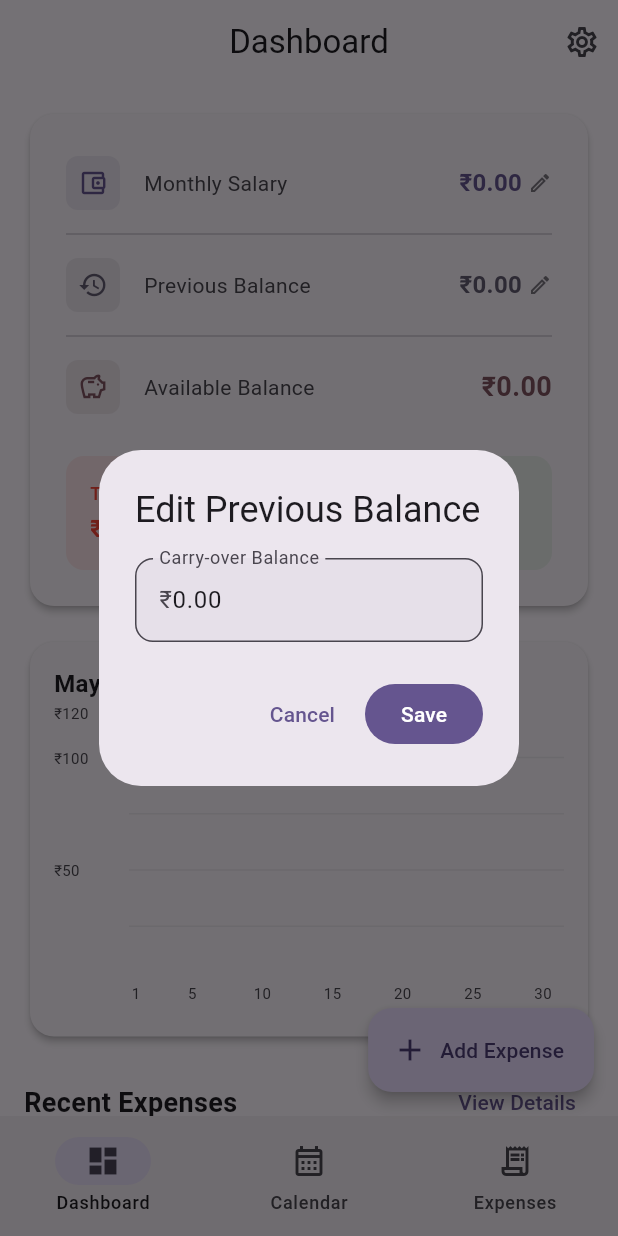
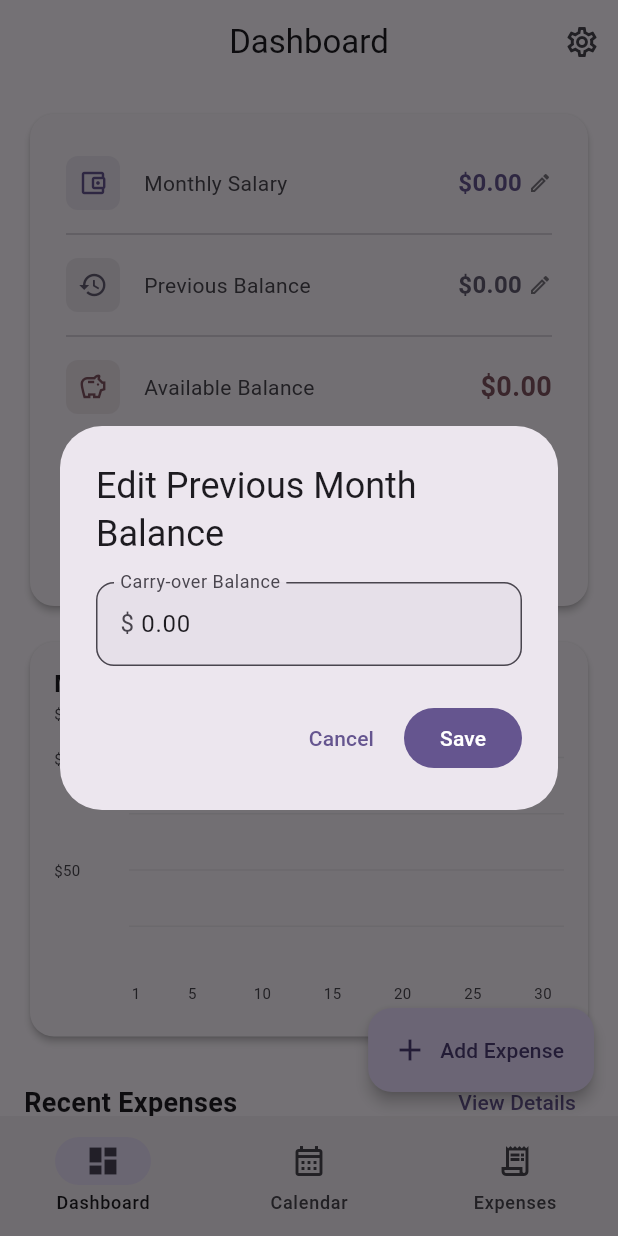
Before and after one commit to Shine2320/Expense-Tracker, a Flutter app: the screen it shows after launch, after a tap on "Previous Balance", on a phone screen of 412 x 824 dp. Run offline on Flutter 3.47's test engine with Material 3 defaults, Android fonts, the phone set to English and light mode, and no system bars; drawn by our look-alikes of fl_chart; our stand-ins replace flutter_riverpod, hive, hive_flutter, shared_preferences, table_calendar; accounts and stored records are empty.

Commit message:
inintial commit

```diff
--- a/lib/core/utils/currency_formatter.dart
+++ b/lib/core/utils/currency_formatter.dart
@@ -1,8 +1,9 @@
 import 'package:intl/intl.dart';
+import '../../data/models/currency_config.dart';
 
 class CurrencyFormatter {
-  static String format(double amount) {
-    return NumberFormat.currency(symbol: '₹', decimalDigits: 2, locale: 'en_IN').format(amount);
+  static String format(double amount, CurrencyConfig currency) {
+    return NumberFormat.currency(symbol: currency.symbol, decimalDigits: 2, locale: currency.locale).format(amount);
   }
 
   static String formatWithoutSymbol(double amount) {
--- /dev/null
+++ b/lib/data/models/currency_config.dart
@@ -0,0 +1,55 @@
+import 'package:flutter/material.dart';
+
+class CurrencyConfig {
+  final String name;
+  final String symbol;
+  final String code;
+  final String locale;
+  final IconData icon;
+
+  const CurrencyConfig({
+    required this.name,
+    required this.symbol,
+    required this.code,
+    required this.locale,
+    required this.icon,
+  });
+
+  static const List<CurrencyConfig> supported = [
+    CurrencyConfig(name: 'US Dollar', symbol: '\$', code: 'USD', locale: 'en_US', icon: Icons.attach_money),
+    CurrencyConfig(name: 'Indian Rupee', symbol: '₹', code: 'INR', locale: 'en_IN', icon: Icons.currency_rupee),
+    CurrencyConfig(name: 'Euro', symbol: '€', code: 'EUR', locale: 'de_DE', icon: Icons.euro),
+    CurrencyConfig(name: 'British Pound', symbol: '£', code: 'GBP', locale: 'en_GB', icon: Icons.currency_pound),
+    CurrencyConfig(name: 'Japanese Yen', symbol: '¥', code: 'JPY', locale: 'ja_JP', icon: Icons.currency_yen),
+    CurrencyConfig(name: 'Canadian Dollar', symbol: 'CA\$', code: 'CAD', locale: 'en_CA', icon: Icons.attach_money),
+    CurrencyConfig(name: 'Australian Dollar', symbol: 'AU\$', code: 'AUD', locale: 'en_AU', icon: Icons.attach_money),
+    CurrencyConfig(name: 'Swiss Franc', symbol: 'CHF', code: 'CHF', locale: 'de_CH', icon: Icons.attach_money),
+    CurrencyConfig(name: 'Chinese Yuan', symbol: '¥', code: 'CNY', locale: 'zh_CN', icon: Icons.currency_yuan),
+    CurrencyConfig(name: 'South Korean Won', symbol: '₩', code: 'KRW', locale: 'ko_KR', icon: Icons.attach_money),
+    CurrencyConfig(name: 'Swedish Krona', symbol: 'kr', code: 'SEK', locale: 'sv_SE', icon: Icons.attach_money),
+    CurrencyConfig(name: 'Norwegian Krone', symbol: 'kr', code: 'NOK', locale: 'nb_NO', icon: Icons.attach_money),
+    CurrencyConfig(name: 'Danish Krone', symbol: 'kr', code: 'DKK', locale: 'da_DK', icon: Icons.attach_money),
+    CurrencyConfig(name: 'New Zealand Dollar', symbol: 'NZ\$', code: 'NZD', locale: 'en_NZ', icon: Icons.attach_money),
+    CurrencyConfig(name: 'Mexican Peso', symbol: 'MX\$', code: 'MXN', locale: 'es_MX', icon: Icons.attach_money),
+    CurrencyConfig(name: 'Singapore Dollar', symbol: 'S\$', code: 'SGD', locale: 'en_SG', icon: Icons.attach_money),
+    CurrencyConfig(name: 'Hong Kong Dollar', symbol: 'HK\$', code: 'HKD', locale: 'en_HK', icon: Icons.attach_money),
+    CurrencyConfig(name: 'Malaysian Ringgit', symbol: 'RM', code: 'MYR', locale: 'ms_MY', icon: Icons.attach_money),
+    CurrencyConfig(name: 'Thai Baht', symbol: '฿', code: 'THB', locale: 'th_TH', icon: Icons.attach_money),
+    CurrencyConfig(name: 'Philippine Peso', symbol: '₱', code: 'PHP', locale: 'en_PH', icon: Icons.attach_money),
+    CurrencyConfig(name: 'South African Rand', symbol: 'R', code: 'ZAR', locale: 'en_ZA', icon: Icons.attach_money),
+    CurrencyConfig(name: 'Brazilian Real', symbol: 'R\$', code: 'BRL', locale: 'pt_BR', icon: Icons.attach_money),
+    CurrencyConfig(name: 'Taiwan Dollar', symbol: 'NT\$', code: 'TWD', locale: 'zh_TW', icon: Icons.attach_money),
+    CurrencyConfig(name: 'UAE Dirham', symbol: 'د.إ', code: 'AED', locale: 'ar_AE', icon: Icons.attach_money),
+    CurrencyConfig(name: 'Turkish Lira', symbol: '₺', code: 'TRY', locale: 'tr_TR', icon: Icons.attach_money),
+    CurrencyConfig(name: 'Russian Ruble', symbol: '₽', code: 'RUB', locale: 'ru_RU', icon: Icons.attach_money),
+    CurrencyConfig(name: 'Polish Zloty', symbol: 'zł', code: 'PLN', locale: 'pl_PL', icon: Icons.attach_money),
+    CurrencyConfig(name: 'Indonesian Rupiah', symbol: 'Rp', code: 'IDR', locale: 'id_ID', icon: Icons.attach_money),
+  ];
+
+  static CurrencyConfig fromCode(String code) {
+    return supported.firstWhere(
+      (c) => c.code == code,
+      orElse: () => supported[0],
+    );
+  }
+}
--- a/lib/main.dart
+++ b/lib/main.dart
@@ -1,5 +1,6 @@
 import 'package:flutter/material.dart';
 import 'package:flutter_riverpod/flutter_riverpod.dart';
+import 'package:shared_preferences/shared_preferences.dart';
 import 'data/datasources/hive_storage.dart';
 import 'app.dart';
 
@@ -7,6 +8,7 @@ void main() async {
   WidgetsFlutterBinding.ensureInitialized();
 
   await HiveStorage.init();
+  await SharedPreferences.getInstance();
 
   runApp(
     const ProviderScope(
--- /dev/null
+++ b/lib/presentation/providers/currency_provider.dart
@@ -0,0 +1,27 @@
+import 'package:flutter_riverpod/flutter_riverpod.dart';
+import 'package:shared_preferences/shared_preferences.dart';
+import '../../data/models/currency_config.dart';
+
+final currencyProvider = StateNotifierProvider<CurrencyNotifier, CurrencyConfig>((ref) {
+  return CurrencyNotifier();
+});
+
+class CurrencyNotifier extends StateNotifier<CurrencyConfig> {
+  static const _key = 'selected_currency';
+
+  CurrencyNotifier() : super(CurrencyConfig.supported[0]) {
+    _load();
+  }
+
+  Future<void> _load() async {
+    final prefs = await SharedPreferences.getInstance();
+    final code = prefs.getString(_key) ?? 'USD';
+    state = CurrencyConfig.fromCode(code);
+  }
+
+  Future<void> setCurrency(String code) async {
+    final prefs = await SharedPreferences.getInstance();
+    await prefs.setString(_key, code);
+    state = CurrencyConfig.fromCode(code);
+  }
+}
--- a/lib/presentation/screens/calendar/calendar_screen.dart
+++ b/lib/presentation/screens/calendar/calendar_screen.dart
@@ -7,6 +7,8 @@ import '../../../core/utils/currency_formatter.dart';
 import '../../../core/utils/date_utils.dart' as utils;
 import '../../providers/calendar_provider.dart';
 import '../../providers/expense_provider.dart';
+import '../../providers/currency_provider.dart';
+import '../../../data/models/currency_config.dart';
 import 'widgets/day_expense_sheet.dart';
 
 class CalendarScreen extends ConsumerWidget {
@@ -16,6 +18,7 @@ class CalendarScreen extends ConsumerWidget {
   Widget build(BuildContext context, WidgetRef ref) {
     final focusedDay = ref.watch(calendarProvider);
     final expenseState = ref.watch(expensesProvider);
+    final currency = ref.watch(currencyProvider);
     final expensesForMonth = expenseState.expenses
         .where((e) =>
             e.date.year == focusedDay.year && e.date.month == focusedDay.month)
@@ -92,6 +95,7 @@ class CalendarScreen extends ConsumerWidget {
             child: _MonthSummary(
               month: focusedDay,
               daysWithExpenses: daysWithExpenses,
+              currency: currency,
             ),
           ),
         ],
@@ -115,10 +119,12 @@ class CalendarScreen extends ConsumerWidget {
 class _MonthSummary extends ConsumerWidget {
   final DateTime month;
   final Map<DateTime, List<dynamic>> daysWithExpenses;
+  final CurrencyConfig currency;
 
   const _MonthSummary({
     required this.month,
     required this.daysWithExpenses,
+    required this.currency,
   });
 
   @override
@@ -151,7 +157,7 @@ class _MonthSummary extends ConsumerWidget {
               Expanded(
                 child: _SummaryItem(
                   label: 'Total Expenses',
-                  value: CurrencyFormatter.format(totalMonthExpenses),
+                  value: CurrencyFormatter.format(totalMonthExpenses, currency),
                   color: Theme.of(context).colorScheme.error,
                 ),
               ),
--- a/lib/presentation/screens/dashboard/widgets/balance_card.dart
+++ b/lib/presentation/screens/dashboard/widgets/balance_card.dart
@@ -4,6 +4,8 @@ import '../../../../core/constants/app_colors.dart';
 import '../../../../core/constants/app_spacing.dart';
 import '../../../../core/utils/currency_formatter.dart';
 import '../../../providers/balance_provider.dart';
+import '../../../providers/currency_provider.dart';
+import '../../../widgets/common/income_dialogs.dart';
 
 class BalanceCard extends ConsumerWidget {
   final BalanceState balanceState;
@@ -14,6 +16,7 @@ class BalanceCard extends ConsumerWidget {
   Widget build(BuildContext context, WidgetRef ref) {
     final theme = Theme.of(context);
     final colorScheme = theme.colorScheme;
+    final currency = ref.watch(currencyProvider);
 
     return Card(
       child: Padding(
@@ -23,23 +26,23 @@ class BalanceCard extends ConsumerWidget {
           children: [
             _BalanceRow(
               label: 'Monthly Salary',
-              value: CurrencyFormatter.format(balanceState.currentMonth.salary),
+              value: CurrencyFormatter.format(balanceState.currentMonth.salary, currency),
               icon: Icons.account_balance_wallet_outlined,
               color: colorScheme.primary,
-              onTap: () => _editSalary(context, ref),
+              onTap: () => showEditSalaryDialog(context, ref),
             ),
             const Divider(height: 24),
             _BalanceRow(
               label: 'Previous Balance',
-              value: CurrencyFormatter.format(balanceState.currentMonth.carryOver),
+              value: CurrencyFormatter.format(balanceState.currentMonth.carryOver, currency),
               icon: Icons.history_outlined,
               color: colorScheme.secondary,
-              onTap: () => _editCarryOver(context, ref),
+              onTap: () => showEditCarryOverDialog(context, ref),
             ),
             const Divider(height: 24),
             _BalanceRow(
               label: 'Available Balance',
-              value: CurrencyFormatter.format(balanceState.availableBalance),
+              value: CurrencyFormatter.format(balanceState.availableBalance, currency),
               icon: Icons.savings_outlined,
               color: colorScheme.tertiary,
               isBold: true,
@@ -50,7 +53,7 @@ class BalanceCard extends ConsumerWidget {
                 Expanded(
                   child: _SummaryCard(
                     label: 'Total Expenses',
-                    value: CurrencyFormatter.format(balanceState.totalExpenses),
+                    value: CurrencyFormatter.format(balanceState.totalExpenses, currency),
                     color: const Color(AppColors.error),
                   ),
                 ),
@@ -58,7 +61,7 @@ class BalanceCard extends ConsumerWidget {
                 Expanded(
                   child: _SummaryCard(
                     label: 'Remaining',
-                    value: CurrencyFormatter.format(balanceState.remainingBalance),
+                    value: CurrencyFormatter.format(balanceState.remainingBalance, currency),
                     color: balanceState.remainingBalance >= 0
                         ? const Color(AppColors.success)
                         : const Color(AppColors.error),
@@ -72,79 +75,6 @@ class BalanceCard extends ConsumerWidget {
     );
   }
 
-  void _editSalary(BuildContext context, WidgetRef ref) {
-    final controller = TextEditingController(
-      text: balanceState.currentMonth.salary.toStringAsFixed(2),
-    );
-
-    showDialog(
-      context: context,
-      builder: (context) => AlertDialog(
-        title: const Text('Edit Monthly Salary'),
-        content: TextField(
-          controller: controller,
-          keyboardType: const TextInputType.numberWithOptions(decimal: true),
-          decoration: const InputDecoration(
-            labelText: 'Salary',
-            prefixText: '₹',
-          ),
-        ),
-        actions: [
-          TextButton(
-            onPressed: () => Navigator.pop(context),
-            child: const Text('Cancel'),
-          ),
-          FilledButton(
-            onPressed: () {
-              final salary = double.tryParse(controller.text);
-              if (salary != null) {
-                ref.read(balanceProvider.notifier).updateSalary(salary);
-              }
-              Navigator.pop(context);
-            },
-            child: const Text('Save'),
-          ),
-        ],
-      ),
-    );
-  }
-
-  void _editCarryOver(BuildContext context, WidgetRef ref) {
-    final controller = TextEditingController(
-      text: balanceState.currentMonth.carryOver.toStringAsFixed(2),
-    );
-
-    showDialog(
-      context: context,
-      builder: (context) => AlertDialog(
-        title: const Text('Edit Previous Balance'),
-        content: TextField(
-          controller: controller,
-          keyboardType: const TextInputType.numberWithOptions(decimal: true),
-          decoration: const InputDecoration(
-            labelText: 'Carry-over Balance',
-            prefixText: '₹',
-          ),
-        ),
-        actions: [
-          TextButton(
-            onPressed: () => Navigator.pop(context),
-            child: const Text('Cancel'),
-          ),
-          FilledButton(
-            onPressed: () {
-              final carryOver = double.tryParse(controller.text);
-              if (carryOver != null) {
-                ref.read(balanceProvider.notifier).updateCarryOver(carryOver);
-              }
-              Navigator.pop(context);
-            },
-            child: const Text('Save'),
-          ),
-        ],
-      ),
-    );
-  }
 }
 
 class _BalanceRow extends StatelessWidget {
--- a/lib/presentation/screens/dashboard/widgets/monthly_chart.dart
+++ b/lib/presentation/screens/dashboard/widgets/monthly_chart.dart
@@ -5,6 +5,7 @@ import '../../../../core/constants/app_spacing.dart';
 import '../../../../core/utils/currency_formatter.dart';
 import '../../../../core/utils/date_utils.dart' as utils;
 import '../../../providers/expense_provider.dart';
+import '../../../providers/currency_provider.dart';
 
 class MonthlyChart extends ConsumerWidget {
   final DateTime month;
@@ -14,6 +15,7 @@ class MonthlyChart extends ConsumerWidget {
   @override
   Widget build(BuildContext context, WidgetRef ref) {
     ref.watch(expensesProvider);
+    final currency = ref.watch(currencyProvider);
     final expenses = ref.read(expensesProvider.notifier).getExpensesByMonth(month);
     final groupedByDay = <int, double>{};
 
@@ -57,7 +59,7 @@ class MonthlyChart extends ConsumerWidget {
                         final day = group.x.toInt() + 1;
                         final amount = groupedByDay[day] ?? 0;
                         return BarTooltipItem(
-                          'Day $day\n${CurrencyFormatter.format(amount)}',
+                          'Day $day\n${CurrencyFormatter.format(amount, currency)}',
                           TextStyle(
                             color: colorScheme.onPrimary,
                             fontWeight: FontWeight.bold,
@@ -94,7 +96,7 @@ class MonthlyChart extends ConsumerWidget {
                         getTitlesWidget: (value, meta) {
                           if (value == 0) return const SizedBox.shrink();
                           return Text(
-                            '₹${value.toInt()}',
+                            '${currency.symbol}${value.toInt()}',
                             style: TextStyle(
                               fontSize: 10,
                               color: colorScheme.onSurfaceVariant,
--- a/lib/presentation/screens/dashboard/widgets/recent_expenses_list.dart
+++ b/lib/presentation/screens/dashboard/widgets/recent_expenses_list.dart
@@ -5,6 +5,7 @@ import '../../../../core/utils/currency_formatter.dart';
 import '../../../../core/utils/date_utils.dart' as utils;
 import '../../../providers/expense_provider.dart';
 import '../../../providers/category_provider.dart';
+import '../../../providers/currency_provider.dart';
 import '../../add_expense/add_expense_sheet.dart';
 
 class RecentExpensesList extends ConsumerWidget {
@@ -14,6 +15,7 @@ class RecentExpensesList extends ConsumerWidget {
   Widget build(BuildContext context, WidgetRef ref) {
     final expenseState = ref.watch(expensesProvider);
     final categories = ref.watch(categoryProvider).categories;
+    final currency = ref.watch(currencyProvider);
     final recentExpenses = expenseState.expenses.take(5).toList();
 
     if (recentExpenses.isEmpty) {
@@ -76,7 +78,7 @@ class RecentExpensesList extends ConsumerWidget {
                     utils.DateUtils.formatDisplayDate(expense.date),
                   ),
                   trailing: Text(
-                    CurrencyFormatter.format(expense.amount),
+                    CurrencyFormatter.format(expense.amount, currency),
                     style: TextStyle(
                       fontWeight: FontWeight.bold,
                       color: Theme.of(context).colorScheme.error,
--- a/lib/presentation/screens/expenses/expense_list_screen.dart
+++ b/lib/presentation/screens/expenses/expense_list_screen.dart
@@ -6,6 +6,7 @@ import '../../../core/utils/currency_formatter.dart';
 import '../../../core/utils/date_utils.dart' as utils;
 import '../../providers/expense_provider.dart';
 import '../../providers/category_provider.dart';
+import '../../providers/currency_provider.dart';
 import '../add_expense/add_expense_sheet.dart';
 import 'widgets/expense_item.dart';
 
@@ -16,6 +17,7 @@ class ExpenseListScreen extends ConsumerWidget {
   Widget build(BuildContext context, WidgetRef ref) {
     final expenseState = ref.watch(expensesProvider);
     final categories = ref.watch(categoryProvider).categories;
+    final currency = ref.watch(currencyProvider);
     final groupedExpenses = expenseState.groupedExpenses;
 
     return Scaffold(
@@ -71,7 +73,7 @@ class ExpenseListScreen extends ConsumerWidget {
                                 ),
                               ),
                               Text(
-                                'Total: ${CurrencyFormatter.format(dayTotal)}',
+                                'Total: ${CurrencyFormatter.format(dayTotal, currency)}',
                                 style: TextStyle(
                                   fontSize: 14,
                                   fontWeight: FontWeight.w600,
@@ -89,6 +91,7 @@ class ExpenseListScreen extends ConsumerWidget {
                           return ExpenseItem(
                             expense: expense,
                             category: category,
+                            currency: currency,
                             onEdit: () {
                               showModalBottomSheet(
                                 context: context,
--- a/lib/presentation/screens/expenses/widgets/expense_item.dart
+++ b/lib/presentation/screens/expenses/widgets/expense_item.dart
@@ -3,10 +3,12 @@ import '../../../../../core/constants/app_spacing.dart';
 import '../../../../../core/utils/currency_formatter.dart';
 import '../../../../data/models/expense_model.dart';
 import '../../../../data/models/category_model.dart';
+import '../../../../data/models/currency_config.dart';
 
 class ExpenseItem extends StatelessWidget {
   final ExpenseModel expense;
   final CategoryModel category;
+  final CurrencyConfig currency;
   final VoidCallback onEdit;
   final VoidCallback onDelete;
 
@@ -14,6 +16,7 @@ class ExpenseItem extends StatelessWidget {
     super.key,
     required this.expense,
     required this.category,
+    required this.currency,
     required this.onEdit,
     required this.onDelete,
   });
@@ -59,7 +62,7 @@ class ExpenseItem extends StatelessWidget {
           ),
           subtitle: Text(category.name),
           trailing: Text(
-            CurrencyFormatter.format(expense.amount),
+            CurrencyFormatter.format(expense.amount, currency),
             style: TextStyle(
               fontWeight: FontWeight.bold,
               color: Theme.of(context).colorScheme.error,
--- a/lib/presentation/screens/month_summary/widgets/monthly_expense_list.dart
+++ b/lib/presentation/screens/month_summary/widgets/monthly_expense_list.dart
@@ -5,6 +5,7 @@ import '../../../../../core/utils/currency_formatter.dart';
 import '../../../../../core/utils/date_utils.dart' as utils;
 import '../../../../data/models/expense_model.dart';
 import '../../../../data/models/category_model.dart';
+import '../../../../presentation/providers/currency_provider.dart';
 import '../../expenses/widgets/expense_item.dart';
 
 class MonthlyExpenseList extends ConsumerWidget {
@@ -19,6 +20,7 @@ class MonthlyExpenseList extends ConsumerWidget {
 
   @override
   Widget build(BuildContext context, WidgetRef ref) {
+    final currency = ref.watch(currencyProvider);
     final groupedByDate = <String, List<ExpenseModel>>{};
 
     for (final expense in expenses) {
@@ -79,7 +81,7 @@ class MonthlyExpenseList extends ConsumerWidget {
                       ),
                     ),
                     Text(
-                      CurrencyFormatter.format(dayTotal),
+                      CurrencyFormatter.format(dayTotal, currency),
                       style: TextStyle(
                         fontSize: 14,
                         fontWeight: FontWeight.bold,
@@ -97,6 +99,7 @@ class MonthlyExpenseList extends ConsumerWidget {
                 return ExpenseItem(
                   expense: expense,
                   category: category,
+                  currency: currency,
                   onEdit: () {},
                   onDelete: () {},
                 );
--- /dev/null
+++ b/lib/presentation/widgets/common/income_dialogs.dart
@@ -0,0 +1,86 @@
+import 'package:flutter/material.dart';
+import 'package:flutter_riverpod/flutter_riverpod.dart';
+import '../../providers/balance_provider.dart';
+import '../../providers/currency_provider.dart';
+
+void showEditSalaryDialog(BuildContext context, WidgetRef ref) {
+  final controller = TextEditingController(
+    text: ref.read(balanceProvider).currentMonth.salary.toStringAsFixed(2),
+  );
+
+  showDialog(
+    context: context,
+    builder: (context) => AlertDialog(
+      title: const Text('Edit Monthly Salary'),
+      content: TextField(
+        controller: controller,
+        keyboardType: const TextInputType.numberWithOptions(decimal: true),
+        decoration: InputDecoration(
+          labelText: 'Salary',
+          prefixText: '${ref.read(currencyProvider).symbol} ',
+        ),
+      ),
+      actions: [
+        TextButton(
+          onPressed: () => Navigator.pop(context),
+          child: const Text('Cancel'),
+        ),
+        FilledButton(
+          onPressed: () {
+            final salary = double.tryParse(controller.text);
+            if (salary != null) {
+              ref.read(balanceProvider.notifier).updateSalary(salary);
+              Navigator.pop(context);
+            } else {
+              ScaffoldMessenger.of(context).showSnackBar(
+                const SnackBar(content: Text('Please enter a valid number'), behavior: SnackBarBehavior.floating),
+              );
+            }
+          },
+          child: const Text('Save'),
+        ),
+      ],
+    ),
+  );
+}
+
+void showEditCarryOverDialog(BuildContext context, WidgetRef ref) {
+  final controller = TextEditingController(
+    text: ref.read(balanceProvider).currentMonth.carryOver.toStringAsFixed(2),
+  );
+
+  showDialog(
+    context: context,
+    builder: (context) => AlertDialog(
+      title: const Text('Edit Previous Month Balance'),
+      content: TextField(
+        controller: controller,
+        keyboardType: const TextInputType.numberWithOptions(decimal: true),
+        decoration: InputDecoration(
+          labelText: 'Carry-over Balance',
+          prefixText: '${ref.read(currencyProvider).symbol} ',
+        ),
+      ),
+      actions: [
+        TextButton(
+          onPressed: () => Navigator.pop(context),
+          child: const Text('Cancel'),
+        ),
+        FilledButton(
+          onPressed: () {
+            final carryOver = double.tryParse(controller.text);
+            if (carryOver != null) {
+              ref.read(balanceProvider.notifier).updateCarryOver(carryOver);
+              Navigator.pop(context);
+            } else {
+              ScaffoldMessenger.of(context).showSnackBar(
+                const SnackBar(content: Text('Please enter a valid number'), behavior: SnackBarBehavior.floating),
+              );
+            }
+          },
+          child: const Text('Save'),
+        ),
+      ],
+    ),
+  );
+}
--- a/pubspec.yaml
+++ b/pubspec.yaml
@@ -9,7 +9,6 @@ environment:
 dependencies:
   flutter:
     sdk: flutter
-  cupertino_icons: ^1.0.2
   flutter_riverpod: ^2.4.9
   hive: ^2.2.3
   hive_flutter: ^1.1.0
@@ -17,6 +16,7 @@ dependencies:
   fl_chart: ^0.66.2
   uuid: ^4.3.3
   intl: ^0.19.0
+  shared_preferences: ^2.2.2
 
 dev_dependencies:
   flutter_test:
```
Also changed, not shown: lib/presentation/screens/add_expense/widgets/expense_form.dart (+5 -3 lines), lib/presentation/screens/calendar/widgets/day_expense_sheet.dart (+7 -4 lines), lib/presentation/screens/month_summary/month_summary_screen.dart (+9 -6 lines), lib/presentation/screens/settings/settings_screen.dart (+64 -78 lines), pubspec.lock, 5 other files.
